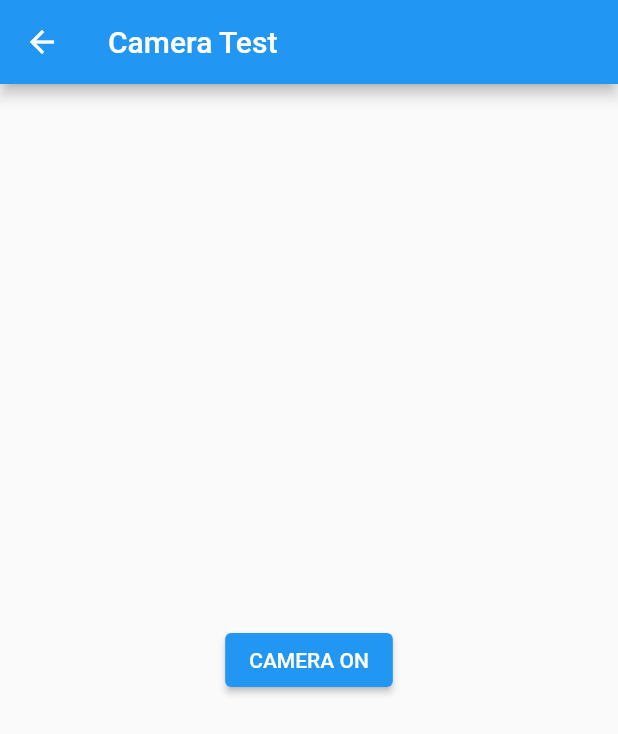
After one commit to sm-amoled/flutter_sandbox, a Flutter app: the CameraIntroPage screen opened directly, on a phone screen of 412 x 824 dp. The commit adds this screen. Shown: the top 734 px of the screen. Run offline on Flutter 3.47's test engine with Material 2 defaults, Android fonts, the phone set to English and light mode, and no system bars; our stand-ins replace camera.

Commit message:
카메라 컨트롤러 및 이닛 확인

```diff
--- /dev/null
+++ b/sandbox/lib/camera/camera_intro_page.dart
@@ -0,0 +1,39 @@
+import 'package:camera/camera.dart';
+import 'package:flutter/cupertino.dart';
+import 'package:flutter/material.dart';
+import 'package:sandbox/camera/camera_page.dart';
+
+class CameraIntroPage extends StatefulWidget {
+  const CameraIntroPage({super.key});
+
+  @override
+  State<CameraIntroPage> createState() => _CameraIntroPageState();
+}
+
+class _CameraIntroPageState extends State<CameraIntroPage> {
+  @override
+  Widget build(BuildContext context) {
+    return Scaffold(
+        appBar: AppBar(
+          title: Text("Camera Test"),
+        ),
+        body: Container(
+          child: Center(
+              child: ElevatedButton(
+            child: Text("CAMERA ON"),
+            onPressed: () async {
+              CameraController _controller;
+              CameraDescription description =
+                  await availableCameras().then((cameras) => cameras.first);
+              _controller =
+                  CameraController(description, ResolutionPreset.medium);
+              await _controller.initialize();
+
+              Navigator.push(context, MaterialPageRoute(builder: (context) {
+                return CameraPage(controller: _controller);
+              }));
+            },
+          )),
+        ));
+  }
+}
--- a/sandbox/lib/clap_button/clap_button_page.dart
+++ b/sandbox/lib/clap_button/clap_button_page.dart
@@ -4,6 +4,7 @@
 import 'dart:async';
 import 'dart:math';
 
+import 'package:camera/camera.dart';
 import 'package:flutter/material.dart';
 import 'package:sandbox/clap_button/clap_button.dart';
 
--- a/sandbox/lib/home.dart
+++ b/sandbox/lib/home.dart
@@ -1,5 +1,7 @@
 import 'package:flutter/cupertino.dart';
 import 'package:flutter/material.dart';
+import 'package:sandbox/camera/camera_intro_page.dart';
+import 'package:sandbox/camera/camera_page.dart';
 import 'package:sandbox/clap_button/clap_button_page.dart';
 import 'package:sandbox/emoji_firework_animation/emoji_firework_page.dart';
 
@@ -9,6 +11,7 @@ class Home extends StatelessWidget {
   final sandboxList = [
     (ClapButtonPage(), "Clap Button Animation"),
     (EmojiFireworkPage(), "Emoji Firework"),
+    (CameraIntroPage(), "Camera"),
   ];
   @override
   Widget build(BuildContext context) {
--- a/sandbox/lib/main.dart
+++ b/sandbox/lib/main.dart
@@ -1,7 +1,9 @@
+import 'package:camera/camera.dart';
 import 'package:flutter/material.dart';
+import 'package:sandbox/camera/camera_page.dart';
 import 'package:sandbox/home.dart';
 
-void main() {
+Future<void> main() async {
   runApp(const MainApp());
 }
 
--- a/sandbox/pubspec.yaml
+++ b/sandbox/pubspec.yaml
@@ -7,8 +7,11 @@ environment:
   sdk: '>=3.1.3 <4.0.0'
 
 dependencies:
+  camera: ^0.10.5+5
   flutter:
     sdk: flutter
+  path: ^1.8.3
+  path_provider: ^2.1.1
 
 dev_dependencies:
   flutter_test:
```
Also changed, not shown: sandbox/lib/camera/camera_page.dart (added, +73 -0 lines), sandbox/lib/emoji_firework_animation/emoji_firework_page.dart (+1 -9 lines), sandbox/lib/emoji_firework_animation/emoji_firework_widget.dart (+21 -24 lines), sandbox/pubspec.lock, 11 other files.
